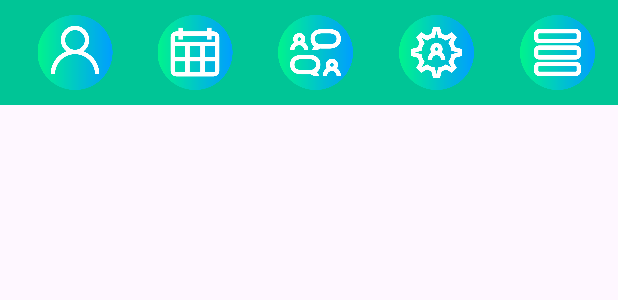
After one commit to NeftaliBa/Fitness_Hanma, an Android app: the layout fragment_navbar.xml on its own in the app's theme, with its tools: preview values and no code run, on a phone screen of 412 x 824 dp. The commit adds this screen. Shown: the top 300 px of the screen. Run offline under Robolectric (Android 15) with nearby library versions, the phone set to English and light mode, and no system bars.

Commit message:
fragmente de administrador agregado

```diff
--- /dev/null
+++ b/app/src/main/res/layout/fragment_navbar.xml
@@ -0,0 +1,50 @@
+<?xml version="1.0" encoding="utf-8"?>
+<FrameLayout xmlns:android="http://schemas.android.com/apk/res/android"
+    xmlns:tools="http://schemas.android.com/tools"
+    android:layout_width="match_parent"
+    android:layout_height="match_parent"
+    tools:context=".Navbar">
+
+    <LinearLayout
+        android:layout_width="match_parent"
+        android:layout_height="70dp"
+        android:background="#00C596">
+        <ImageView
+            android:id="@+id/iconoUsuario"
+            android:layout_width="60dp"
+            android:layout_height="50dp"
+            android:layout_weight="5"
+            android:layout_marginTop="10dp"
+            android:layout_marginLeft="10dp"
+            android:src="@drawable/usuario" />
+        <ImageView
+            android:id="@+id/iconoCalendario"
+            android:layout_width="60dp"
+            android:layout_weight="5"
+            android:layout_height="50dp"
+            android:layout_marginTop="10dp"
+            android:src="@drawable/calendario" />
+        <ImageView
+            android:id="@+id/iconoSocial"
+            android:layout_width="60dp"
+            android:layout_weight="5"
+            android:layout_height="50dp"
+            android:layout_marginTop="10dp"
+            android:src="@drawable/charlar" />
+        <ImageView
+            android:id="@+id/iconoAjustes"
+            android:layout_width="60dp"
+            android:layout_weight="5"
+            android:layout_height="50dp"
+            android:layout_marginTop="10dp"
+            android:src="@drawable/ajustes"/>
+        <ImageView
+            android:id="@+id/iconoMenus"
+            android:layout_width="60dp"
+            android:layout_weight="5"
+            android:layout_height="50dp"
+            android:layout_marginTop="10dp"
+            android:src="@drawable/menu"/>
+    </LinearLayout>
+
+</FrameLayout>
--- a/app/src/main/res/values/strings.xml
+++ b/app/src/main/res/values/strings.xml
@@ -1,3 +1,5 @@
 <resources>
     <string name="app_name">Fitnes_Hanma</string>
+    <!-- TODO: Remove or change this placeholder text -->
+    <string name="hello_blank_fragment">Hello blank fragment</string>
 </resources>
```
Also changed, not shown: app/src/main/java/com/example/fitnes_hanma/Navbar.java (added, +33 -0 lines), app/src/main/res/layout/activity_main.xml (+7 -6 lines), app/src/main/res/drawable/ajustes.png (added), app/src/main/res/drawable/calendario.png (added), app/src/main/res/drawable/charlar.png (added), app/src/main/res/drawable/menu.png (added), app/src/main/res/drawable/usuario.png (added).
